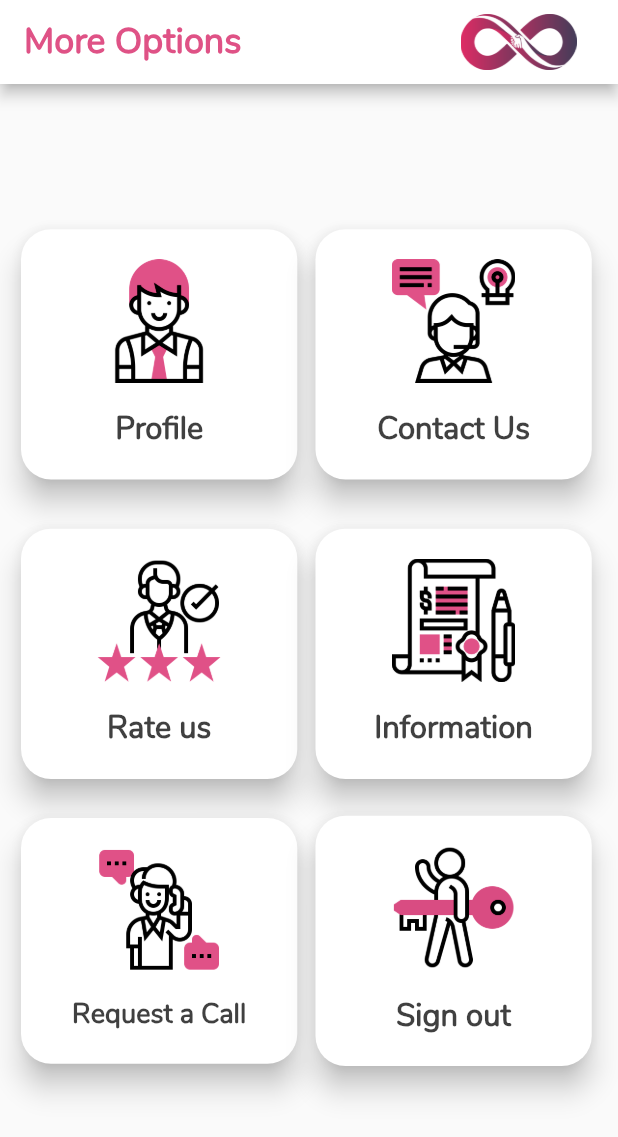
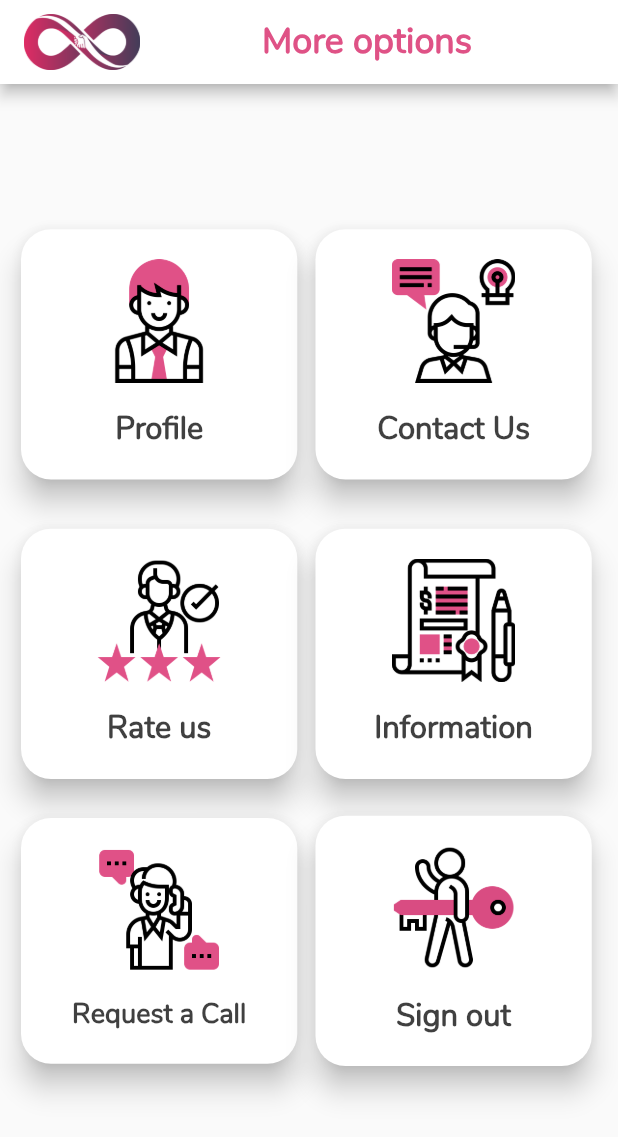
Before and after one commit to axactstudios/lumevents, a Flutter app: the MorePage screen opened directly, on a phone screen of 412 x 824 dp. Shown: the top 1137 px of the screen. Run offline on Flutter 3.47's test engine with Material 2 defaults, Android fonts, the phone set to English and light mode, and no system bars; our stand-ins replace email_validator, firebase_auth, firebase_database, flutter_spinkit, flutter_svg, fluttertoast and 6 more; missing offline and left inert: flutter_open_whatsapp, mailer2, regexed_validator, searchable_dropdown; accounts and stored records are empty; network calls fail.

Commit message:
Changes done.....only Icon left🤘

```diff
--- a/lib/NavPages/more.dart
+++ b/lib/NavPages/more.dart
@@ -84,17 +84,17 @@ class _MorePageState extends State<MorePage> {
       appBar: AppBar(
         automaticallyImplyLeading: false,
         backgroundColor: Colors.white,
-        actions: [
-          Padding(
-            padding: const EdgeInsets.symmetric(horizontal: 8.0),
-            child: Image.asset(
+        title: Container(
+          width: double.infinity,
+          child: Row(
+            children: <Widget>[
+              Image.asset(
                 'images/dreamthyeve.png',
                 scale: 26,
               ),
-          )
-        ],
-        title: Text(
-          'More Options',
+              Spacer(),
+              Text(
+                'More options',
                 overflow: TextOverflow.fade,
                 style: TextStyle(
                     fontSize: 24,
@@ -103,7 +103,34 @@ class _MorePageState extends State<MorePage> {
                     fontFamily: 'nunito'),
                 textAlign: TextAlign.left,
               ),
+              Spacer()
+            ],
           ),
+        ),
+      ),
+//      appBar: AppBar(
+//        automaticallyImplyLeading: false,
+//        backgroundColor: Colors.white,
+//        actions: [
+//          Padding(
+//            padding: const EdgeInsets.symmetric(horizontal: 8.0),
+//            child: Image.asset(
+//              'images/dreamthyeve.png',
+//              scale: 26,
+//            ),
+//          )
+//        ],
+//        title: Text(
+//          'More Options',
+//          overflow: TextOverflow.fade,
+//          style: TextStyle(
+//              fontSize: 24,
+//              fontWeight: FontWeight.bold,
+//              color: Theme.MyColors.themeColor,
+//              fontFamily: 'nunito'),
+//          textAlign: TextAlign.left,
+//        ),
+//      ),
 //      appBar: AppBar(
 //          automaticallyImplyLeading: false,
 //          backgroundColor: Colors.white,
```
Also changed, not shown: lib/HomePageScreens/allCitiesScreen.dart (+17 -20 lines), lib/NavPages/InspirationsPages/CorporateEventsPage.dart (+35 -35 lines), lib/NavPages/inspirations.dart (+11 -7 lines), lib/NavPages/plan.dart (+11 -7 lines), 6 other files. Lines whose indentation alone changed are shown as unchanged.
